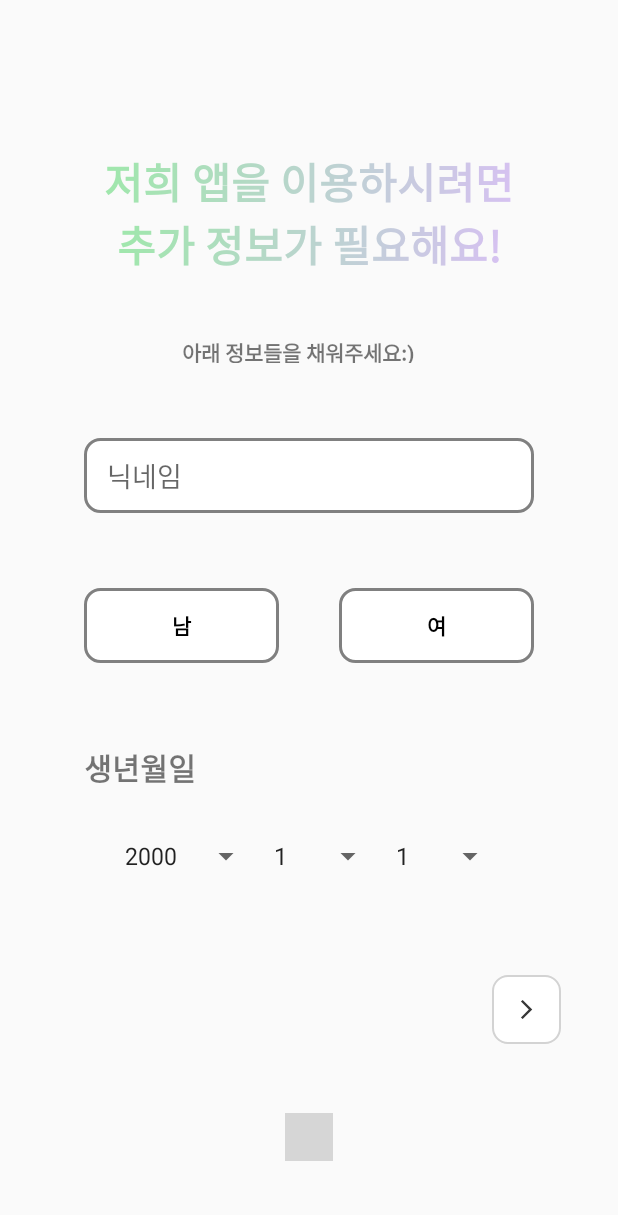
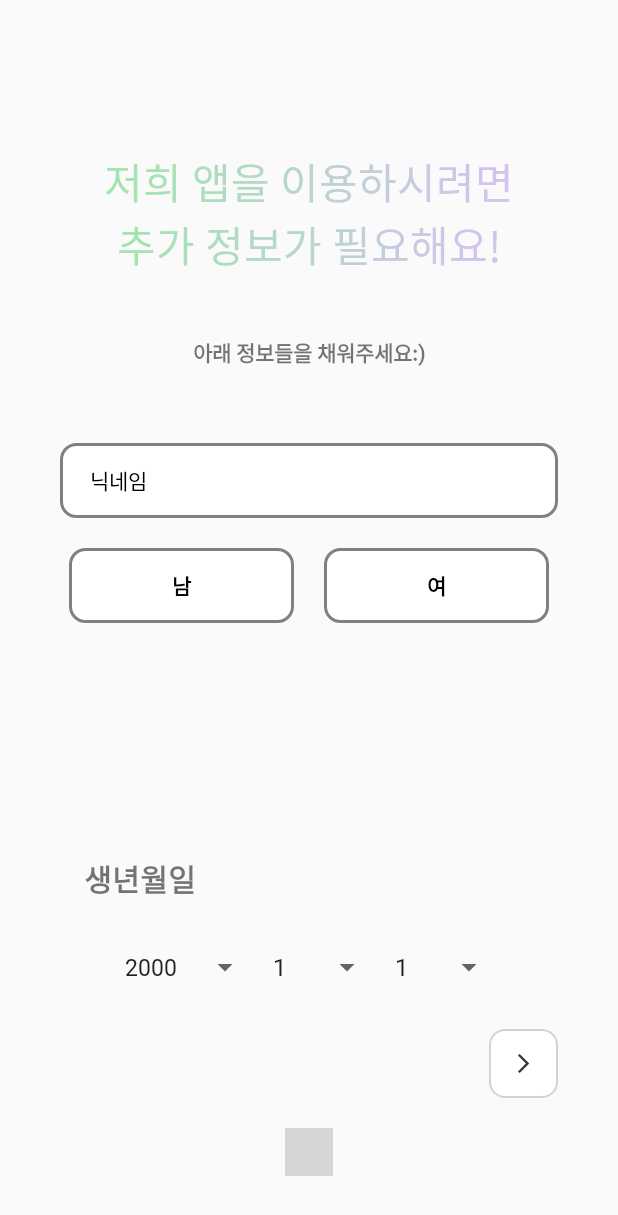
Before and after one commit to eorjs7578/sansanmulmul, an Android app: the screen it shows after launch (MainActivity), after a tap on "카카오톡으로 회원가입하기", on a phone screen of 412 x 824 dp. Shown: the top 1215 px of the screen. Run offline under Robolectric (Android 15) with nearby library versions, the phone set to English and light mode, and no system bars; plain views replace SpringDotsIndicator; 1 statement that could not run was skipped; grey boxes are pictures that could not be loaded.

Commit message:
S11P12D111-270 | feat : 회원가입 추가정보 입력 화면 UI 수정

```diff
--- a/FrontEnd/app/src/main/java/com/sansantek/sansanmulmul/ui/view/register/RegisterExtraInfoFragment.kt
+++ b/FrontEnd/app/src/main/java/com/sansantek/sansanmulmul/ui/view/register/RegisterExtraInfoFragment.kt
@@ -32,7 +32,7 @@ class RegisterExtraInfoFragment : Fragment() {
     return binding.root
   }
 
-    private fun setGradient(textView: TextView){
+  private fun setGradient(textView: TextView) {
     val paint = textView.paint
     val width = paint.measureText(textView.text.toString())
 
--- /dev/null
+++ b/FrontEnd/app/src/main/res/font/font.xml
@@ -0,0 +1,24 @@
+<?xml version="1.0" encoding="utf-8"?>
+<font-family xmlns:android="http://schemas.android.com/apk/res/android"
+  xmlns:app="http://schemas.android.com/apk/res-auto">
+
+  <!--regular-->
+  <font
+    android:font="@font/gothic_regular"
+    android:fontStyle="normal"
+    android:fontWeight="400"
+    app:font="@font/gothic_regular"
+    app:fontStyle="normal"
+    app:fontWeight="500" />
+
+  <!--bold-->
+  <font
+    android:font="@font/gothic_bold"
+    android:fontStyle="normal"
+    android:fontWeight="700"
+    app:font="@font/gothic_bold"
+    app:fontStyle="normal"
+    app:fontWeight="1000" />
+
+
+</font-family>
--- a/FrontEnd/app/src/main/res/layout/fragment_register_extra_info.xml
+++ b/FrontEnd/app/src/main/res/layout/fragment_register_extra_info.xml
@@ -1,128 +1,139 @@
 <?xml version="1.0" encoding="utf-8"?>
 <androidx.constraintlayout.widget.ConstraintLayout xmlns:android="http://schemas.android.com/apk/res/android"
   xmlns:app="http://schemas.android.com/apk/res-auto"
-    xmlns:tools="http://schemas.android.com/tools"
   android:id="@+id/extra_info"
   android:layout_width="match_parent"
-    android:layout_height="match_parent"
-    >
+  android:layout_height="match_parent">
 
+  <!-- 상단 타이틀 -->
   <androidx.constraintlayout.widget.ConstraintLayout
-        android:id="@+id/textGroup1"
+    android:id="@+id/layout_title"
     android:layout_width="match_parent"
     android:layout_height="wrap_content"
     android:layout_marginTop="100dp"
+    app:layout_constraintBottom_toTopOf="@id/layout_input"
+    app:layout_constraintEnd_toEndOf="parent"
     app:layout_constraintStart_toStartOf="parent"
-        app:layout_constraintEnd_toEndOf="parent"
-        app:layout_constraintTop_toTopOf="parent"
-        app:layout_constraintBottom_toTopOf="@id/inputValue"
+    app:layout_constraintTop_toTopOf="parent">
 
-        >
-        <TextView
+    <androidx.appcompat.widget.AppCompatTextView
       android:id="@+id/extra_info_text1"
       android:layout_width="wrap_content"
       android:layout_height="wrap_content"
+      android:fontFamily="@font/gothic_bold"
       android:text="저희 앱을 이용하시려면"
-            android:textSize="28dp"
-            android:textStyle="bold"
-            android:gravity="center"
+      android:textSize="28sp"
+      app:layout_constraintBottom_toTopOf="@id/extra_info_text2"
+      app:layout_constraintEnd_toEndOf="parent"
       app:layout_constraintStart_toStartOf="parent"
-            app:layout_constraintEnd_toEndOf="parent"
-            app:layout_constraintTop_toTopOf="parent"
-            app:layout_constraintBottom_toTopOf="@id/extra_info_text2"
-            />
+      app:layout_constraintTop_toTopOf="parent" />
 
-        <TextView
+    <androidx.appcompat.widget.AppCompatTextView
       android:id="@+id/extra_info_text2"
       android:layout_width="wrap_content"
       android:layout_height="wrap_content"
+      android:fontFamily="@font/gothic_bold"
       android:text="추가 정보가 필요해요!"
-            android:textSize="28dp"
-            android:textStyle="bold"
-            android:gravity="center"
+      android:textSize="28sp"
+      app:layout_constraintEnd_toEndOf="parent"
       app:layout_constraintStart_toStartOf="parent"
-            app:layout_constraintEnd_toEndOf="parent"
-            app:layout_constraintTop_toBottomOf="@id/extra_info_text1"
-            />
+      app:layout_constraintTop_toBottomOf="@id/extra_info_text1" />
 
     <TextView
       android:id="@+id/textView2"
-            android:layout_width="170dp"
-            android:layout_height="18dp"
+      android:layout_width="wrap_content"
+      android:layout_height="wrap_content"
+      android:layout_marginTop="40dp"
       android:text="아래 정보들을 채워주세요:)"
       android:textSize="14sp"
       android:textStyle="bold"
+      app:layout_constraintEnd_toEndOf="parent"
       app:layout_constraintStart_toStartOf="parent"
-            app:layout_constraintEnd_toEndOf="parent"
-            app:layout_constraintTop_toBottomOf="@id/extra_info_text2"
-            android:layout_marginTop="40dp"
-
-            />
-
-
+      app:layout_constraintTop_toBottomOf="@id/extra_info_text2" />
 
   </androidx.constraintlayout.widget.ConstraintLayout>
 
+  <!-- 입력 부분 -->
   <androidx.constraintlayout.widget.ConstraintLayout
-        android:id="@+id/inputValue"
+    android:id="@+id/layout_input"
     android:layout_width="match_parent"
     android:layout_height="wrap_content"
     android:layout_marginTop="50dp"
+    app:layout_constraintEnd_toEndOf="parent"
     app:layout_constraintStart_toStartOf="parent"
+    app:layout_constraintTop_toBottomOf="@id/layout_title">
+
+    <!-- 닉네임 -->
+    <androidx.constraintlayout.widget.ConstraintLayout
+      android:id="@+id/layout_nickname"
+      android:layout_width="match_parent"
+      android:layout_height="50dp"
+      android:layout_marginHorizontal="40dp"
+      android:background="@drawable/rounded_box"
+      app:layout_constraintBottom_toTopOf="@id/radio_group_gender"
       app:layout_constraintEnd_toEndOf="parent"
-        app:layout_constraintTop_toBottomOf="@id/textGroup1">
+      app:layout_constraintStart_toStartOf="layout"
+      app:layout_constraintTop_toTopOf="parent">
 
+      <TextView
+        android:id="@+id/tv_nickname"
+        android:layout_width="wrap_content"
+        android:layout_height="match_parent"
+        android:layout_marginHorizontal="20dp"
+        android:gravity="center"
+        android:text="닉네임"
+        android:textColor="@color/black"
+        app:layout_constraintEnd_toStartOf="@id/et_nickname"
+        app:layout_constraintStart_toStartOf="parent" />
 
       <EditText
-            android:id="@+id/nicknameEditText"
-            android:layout_width="300dp"
-            android:layout_height="50dp"
-            android:hint="닉네임"
+        android:id="@+id/et_nickname"
+        android:layout_width="0dp"
+        android:layout_height="match_parent"
+        android:layout_marginEnd="20dp"
+        android:background="@null"
         android:inputType="text"
-            android:paddingStart="15dp"
-            android:background="@drawable/rounded_box"
-            app:layout_constraintTop_toTopOf="parent"
-            app:layout_constraintStart_toStartOf="parent"
         app:layout_constraintEnd_toEndOf="parent"
-            app:layout_constraintBottom_toTopOf="@id/genderRadioGroup"/>
+        app:layout_constraintStart_toEndOf="@id/tv_nickname" />
+    </androidx.constraintlayout.widget.ConstraintLayout>
 
+    <!-- 성별 -->
     <RadioGroup
-            android:id="@+id/genderRadioGroup"
-            android:layout_width="wrap_content"
+      android:id="@+id/radio_group_gender"
+      android:layout_width="0dp"
       android:layout_height="wrap_content"
+      android:layout_marginTop="20dp"
+      android:gravity="center"
       android:orientation="horizontal"
-            android:layout_marginTop="50dp"
       app:layout_constraintBottom_toBottomOf="parent"
-            app:layout_constraintStart_toStartOf="parent"
-            app:layout_constraintEnd_toEndOf="parent"
-            app:layout_constraintTop_toBottomOf="@id/nicknameEditText">
+      app:layout_constraintEnd_toEndOf="@id/layout_nickname"
+      app:layout_constraintStart_toStartOf="@id/layout_nickname"
+      app:layout_constraintTop_toBottomOf="@id/layout_nickname">
 
       <RadioButton
         android:id="@+id/maleButton"
-                android:layout_width="130dp"
+        android:layout_width="150dp"
         android:layout_height="50dp"
-                android:layout_marginEnd="40dp"
+        android:layout_marginEnd="20dp"
         android:background="@drawable/radio_button_background"
+        android:button="@null"
         android:buttonTint="@drawable/radio_button_selector"
+        android:gravity="center"
         android:text="남"
-                android:gravity="center"
-                android:button="@null"
         android:textColor="@drawable/radio_button_text_color"
-                android:textStyle="bold"
-                />
+        android:textStyle="bold" />
 
       <RadioButton
         android:id="@+id/femaleButton"
-                android:layout_width="130dp"
+        android:layout_width="150dp"
         android:layout_height="50dp"
         android:background="@drawable/radio_button_background"
+        android:button="@null"
+        android:buttonTint="@drawable/radio_button_selector"
+        android:gravity="center"
         android:text="여"
-                android:gravity="center"
-                android:buttonTint="@drawable/radio_button_selector"
-                android:button="@null"
         android:textColor="@drawable/radio_button_text_color"
-                android:textStyle="bold"
-                />
+        android:textStyle="bold" />
 
     </RadioGroup>
 
@@ -133,33 +144,32 @@
     android:id="@+id/birthdateGroup"
     android:layout_width="match_parent"
     android:layout_height="wrap_content"
+    app:layout_constraintBottom_toBottomOf="parent"
+    app:layout_constraintEnd_toEndOf="parent"
     app:layout_constraintStart_toStartOf="parent"
-        app:layout_constraintEnd_toEndOf="parent"
-        app:layout_constraintTop_toBottomOf="@id/inputValue"
-        app:layout_constraintBottom_toBottomOf="parent" >
+    app:layout_constraintTop_toBottomOf="@id/layout_input">
 
     <TextView
       android:id="@+id/birthdate_text"
       android:layout_width="wrap_content"
       android:layout_height="wrap_content"
+      android:layout_marginRight="225dp"
+      android:paddingBottom="20dp"
       android:text="생년월일"
       android:textSize="20dp"
       android:textStyle="bold"
-            android:layout_marginRight="225dp"
-            android:paddingBottom="20dp"
       app:layout_constraintBottom_toTopOf="@id/birthdate_Spinner"
       app:layout_constraintEnd_toEndOf="parent"
-            app:layout_constraintStart_toStartOf="parent"
-            />
+      app:layout_constraintStart_toStartOf="parent" />
 
     <LinearLayout
       android:id="@+id/birthdate_Spinner"
       android:layout_width="wrap_content"
       android:layout_height="wrap_content"
       android:orientation="horizontal"
+      app:layout_constraintEnd_toEndOf="parent"
+      app:layout_constraintStart_toStartOf="parent"
       app:layout_constraintTop_toBottomOf="@id/birthdate_text"
-            app:layout_constraintStart_toStartOf="parent"
-            app:layout_constraintEnd_toEndOf="parent"
 
       >
 
--- a/FrontEnd/app/src/main/res/layout/fragment_view_pager.xml
+++ b/FrontEnd/app/src/main/res/layout/fragment_view_pager.xml
@@ -1,87 +1,88 @@
 <?xml version="1.0" encoding="utf-8"?>
 <androidx.constraintlayout.widget.ConstraintLayout xmlns:android="http://schemas.android.com/apk/res/android"
+  xmlns:app="http://schemas.android.com/apk/res-auto"
   android:layout_width="match_parent"
-    android:layout_height="match_parent"
-    xmlns:app="http://schemas.android.com/apk/res-auto">
+  android:layout_height="match_parent">
+
+  <!-- ViewPager -->
   <androidx.viewpager2.widget.ViewPager2
     android:id="@+id/viewPager"
     android:layout_width="match_parent"
-        android:layout_height="0dp"
-        app:layout_constraintTop_toTopOf="parent"
-        app:layout_constraintStart_toStartOf="parent"
+    android:layout_height="match_parent"
     app:layout_constraintBottom_toTopOf="@id/progress_button"
     app:layout_constraintEnd_toEndOf="parent"
-        />
+    app:layout_constraintStart_toStartOf="parent"
+    app:layout_constraintTop_toTopOf="parent" />
 
   <androidx.constraintlayout.widget.ConstraintLayout
     android:id="@+id/progress_button"
-        android:paddingBottom="5dp"
-        android:clipToPadding="false"
     android:layout_width="match_parent"
     android:layout_height="wrap_content"
-        android:orientation="horizontal"
-        android:layout_marginHorizontal="38dp"
+    android:layout_marginHorizontal="40dp"
     android:layout_marginBottom="40dp"
-        app:layout_constraintTop_toBottomOf="@id/viewPager"
-        app:layout_constraintBottom_toTopOf="@id/spring_dots_indicator"
-        app:layout_constraintStart_toStartOf="parent"
-        app:layout_constraintEnd_toEndOf="@id/progress_button"
-        >
+    android:clipToPadding="false"
+    app:layout_constraintBottom_toBottomOf="parent"
+    app:layout_constraintEnd_toEndOf="parent"
+    app:layout_constraintStart_toStartOf="parent">
+
+    <!-- 이전 버튼 -->
     <androidx.appcompat.widget.AppCompatImageButton
       android:id="@+id/prev_button"
       android:layout_width="wrap_content"
       android:layout_height="wrap_content"
+      android:adjustViewBounds="true"
+      android:background="@drawable/gray_border_rounded_box"
+      android:padding="15dp"
       android:src="@drawable/arrow_back"
-            android:adjustViewBounds="true"
-            android:padding="15dp"
-            android:background="@drawable/gray_border_rounded_box"
-            app:layout_constraintTop_toTopOf="parent"
       app:layout_constraintBottom_toBottomOf="parent"
       app:layout_constraintStart_toStartOf="parent"
-            />
+      app:layout_constraintTop_toTopOf="parent" />
 
+    <!-- 홈으로 이동 버튼 -->
     <androidx.appcompat.widget.AppCompatButton
       android:id="@+id/home_button"
-            android:text="홈으로 이동"
-            android:textColor="@color/white"
       android:layout_width="wrap_content"
       android:layout_height="wrap_content"
       android:background="@drawable/rounded_button"
-            app:layout_constraintTop_toTopOf="parent"
-            app:layout_constraintBottom_toBottomOf="parent"
+      android:paddingHorizontal="20dp"
+      android:text="앱 사용하러 가기"
+      android:textColor="@color/white"
+      app:layout_constraintBottom_toBottomOf="@id/prev_button"
+      app:layout_constraintEnd_toStartOf="@id/next_button"
       app:layout_constraintStart_toEndOf="@id/prev_button"
-            app:layout_constraintEnd_toStartOf="@id/next_button"
-            />
+      app:layout_constraintTop_toTopOf="@id/prev_button" />
+
+    <!-- 다음 버튼 -->
     <androidx.appcompat.widget.AppCompatImageButton
       android:id="@+id/next_button"
       android:layout_width="wrap_content"
       android:layout_height="wrap_content"
+      android:adjustViewBounds="true"
+      android:background="@drawable/gray_border_rounded_box"
+      android:padding="15dp"
       android:src="@drawable/arrow_forward"
-            android:adjustViewBounds="true"
-            android:padding="15dp"
-            android:background="@drawable/gray_border_rounded_box"
-            app:layout_constraintTop_toTopOf="parent"
       app:layout_constraintBottom_toBottomOf="parent"
       app:layout_constraintEnd_toEndOf="parent"
-            />
-    </androidx.constraintlayout.widget.ConstraintLayout>
+      app:layout_constraintTop_toTopOf="parent" />
 
+    <!-- 인디케이터 -->
     <com.tbuonomo.viewpagerdotsindicator.SpringDotsIndicator
       android:id="@+id/spring_dots_indicator"
       android:layout_width="wrap_content"
       android:layout_height="wrap_content"
-        android:layout_marginBottom="50dp"
+      android:layout_marginTop="20dp"
       app:dampingRatio="0.5"
       app:dotsColor="@color/green"
       app:dotsCornerRadius="100dp"
-
       app:dotsSize="12dp"
       app:dotsSpacing="6dp"
       app:dotsStrokeWidth="2dp"
-        app:stiffness="300"
-        app:layout_constraintTop_toBottomOf="@id/progress_button"
+      app:layout_constraintBottom_toBottomOf="parent"
+      app:layout_constraintEnd_toEndOf="parent"
       app:layout_constraintStart_toStartOf="parent"
-        app:layout_constraintEnd_toEndOf="parent"
-        app:layout_constraintBottom_toBottomOf="parent"
-        />
+      app:layout_constraintTop_toBottomOf="@id/prev_button"
+      app:stiffness="300" />
   </androidx.constraintlayout.widget.ConstraintLayout>
+
+
+</androidx.constraintlayout.widget.ConstraintLayout>
--- a/FrontEnd/app/src/main/res/values/themes.xml
+++ b/FrontEnd/app/src/main/res/values/themes.xml
@@ -1,9 +1,11 @@
-<resources xmlns:tools="http://schemas.android.com/tools">
+<resources>
   <!-- Base application theme. -->
   <style name="Base.Theme.SANSANMULMUL" parent="Theme.AppCompat.Light.NoActionBar">
     <!-- Customize your light theme here. -->
     <!-- <item name="colorPrimary">@color/my_light_primary</item> -->
+    <item name="android:fontFamily">@font/gothic_regular</item>
   </style>
 
   <style name="Theme.SANSANMULMUL" parent="Base.Theme.SANSANMULMUL" />
+
 </resources>
```
Also changed, not shown: FrontEnd/app/src/main/java/com/sansantek/sansanmulmul/ui/view/register/RegisterStartFragment.kt (+6 -2 lines), 2 other files. Lines whose indentation alone changed are shown as unchanged.
